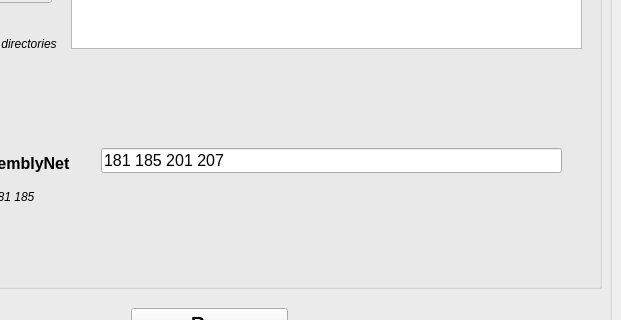
Above: segment-from-pride/interface.ui from IRMaGe-3T/segment-from-pride before the change; both pictures show x 179 to 800 and y 192 to 512 of the 800 by 600 pixel window. Below: the same form after it.
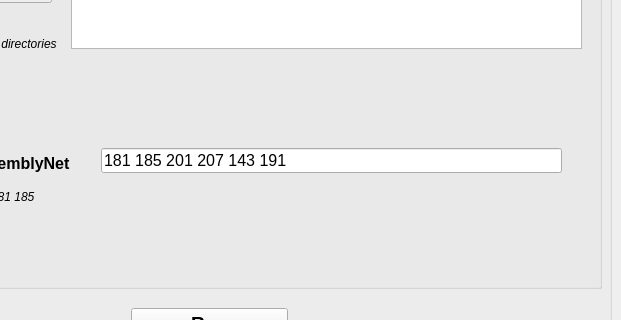
That is the form after the change.

Commit message: update default roi

```diff
--- a/segment-from-pride/interface.ui
+++ b/segment-from-pride/interface.ui
@@ -127,7 +127,7 @@
        </font>
       </property>
       <property name="text">
-       <string>181 185 201 207</string>
+       <string>181 185 201 207 143 191</string>
       </property>
      </widget>
      <widget class="QLabel" name="label_6">
```
